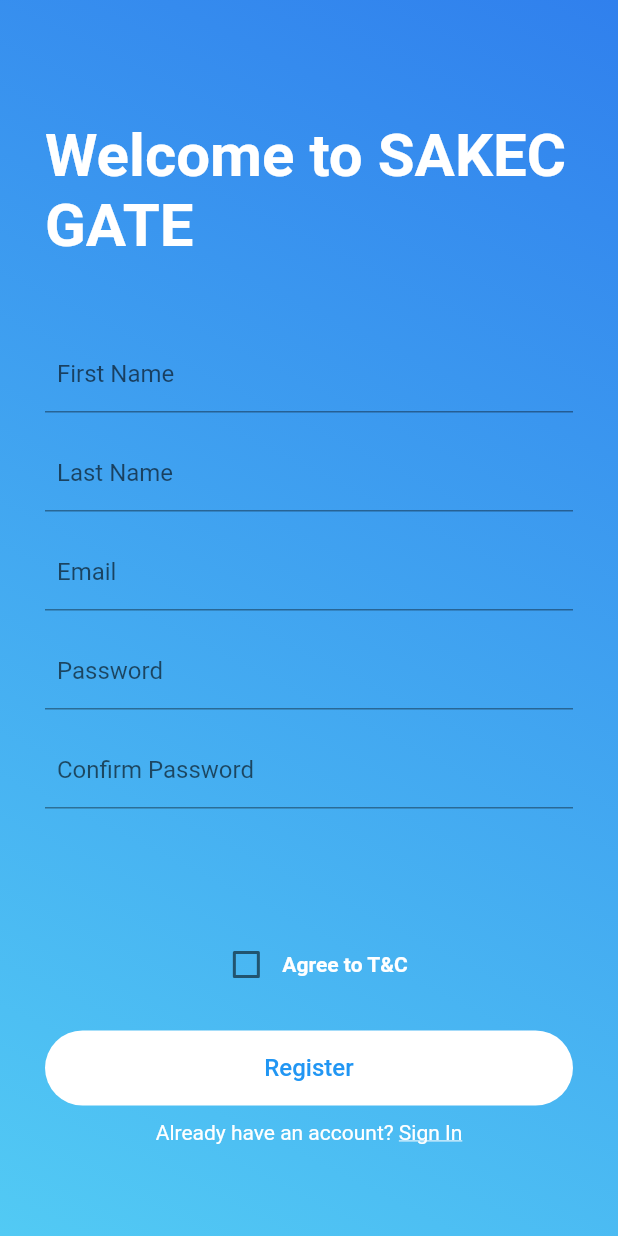
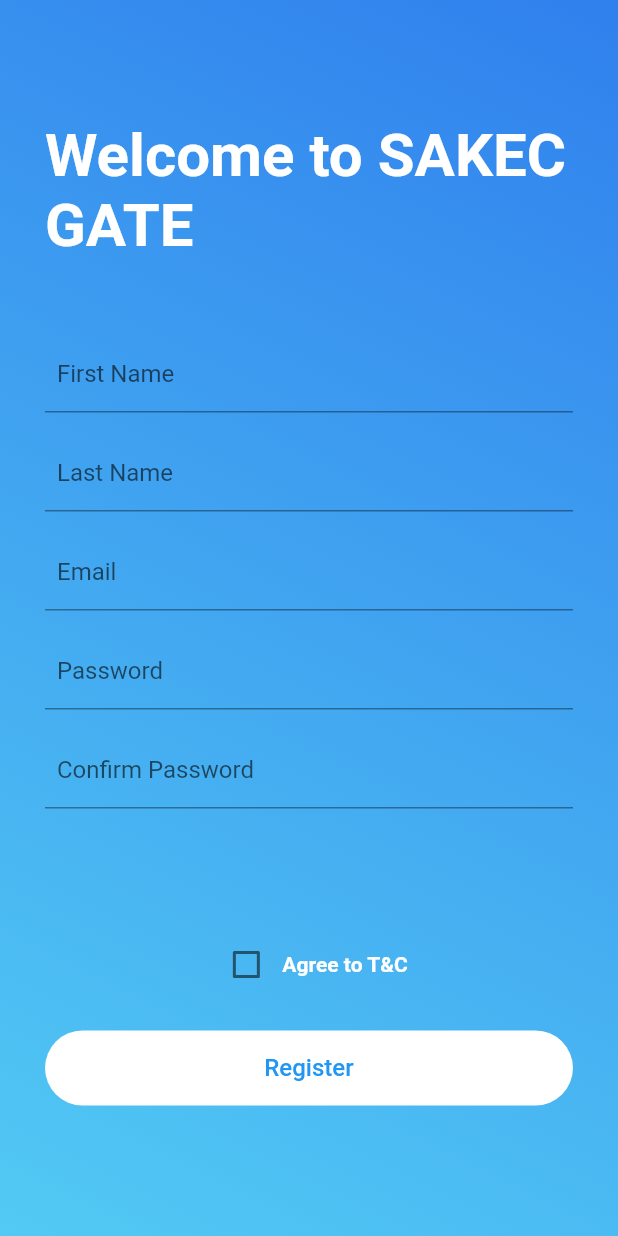
Before and after one commit to GoyalSidhant/SAKEC_GATE, a Flutter app: the Register screen opened directly, on a phone screen of 412 x 824 dp. Run offline on Flutter 3.47's test engine with Material 2 defaults, Android fonts, the phone set to English and light mode, and no system bars; our stand-ins replace cloud_firestore, firebase_auth, firebase_messaging, firebase_storage, flutter_spinkit, image_picker; missing offline and left inert: searchable_dropdown; accounts and stored records are empty.

Commit message:
Changes v2

```diff
--- a/lib/screens/register.dart
+++ b/lib/screens/register.dart
@@ -277,13 +277,13 @@ class _RegisterState extends State<Register> {
                           ),
                     ),
                     SizedBox(height: 10.0),
-                    Text.rich(
+                    /* Text.rich(
                       TextSpan(
                         text: "Already have an account? ",
                         style: TextStyle(color: Colors.white, fontSize: 14.0),
                         children: <TextSpan>[
                           TextSpan(
-                            text: 'Sign In',
+                            text: 'Login',
                             style: TextStyle(
                                 color: Colors.white,
                                 decoration: TextDecoration.underline),
@@ -293,7 +293,7 @@ class _RegisterState extends State<Register> {
                           ),
                         ],
                       ),
-                    ),
+                    ), */
                     SizedBox(height: 10.0),
                   ],
                 ),
```
